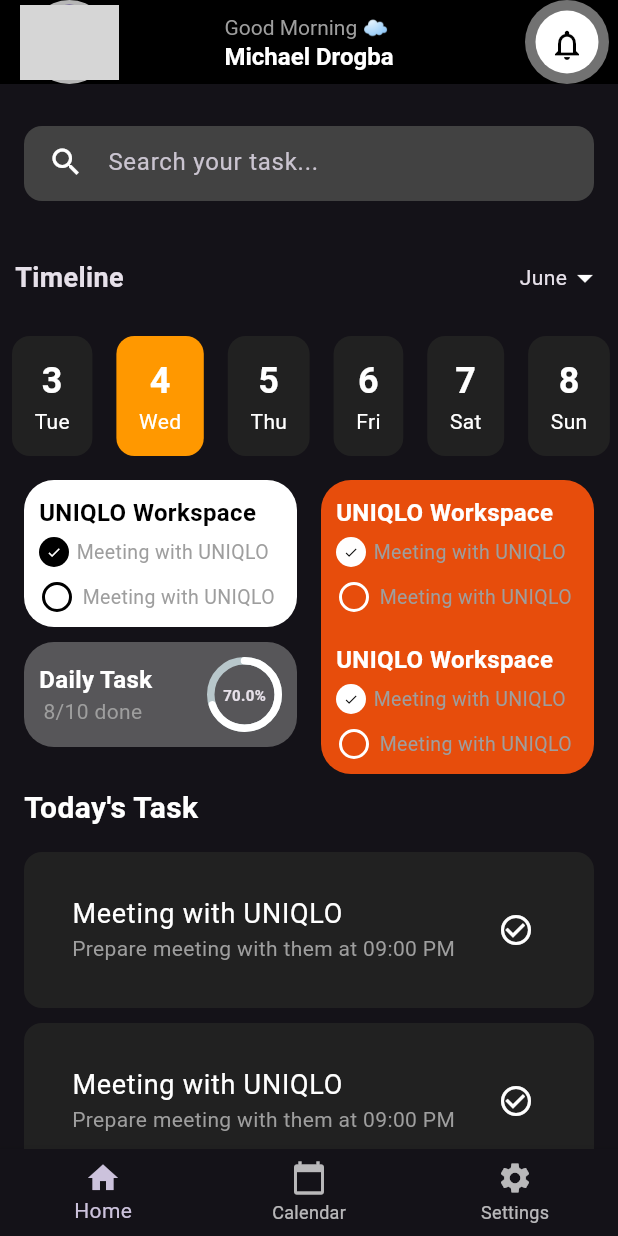
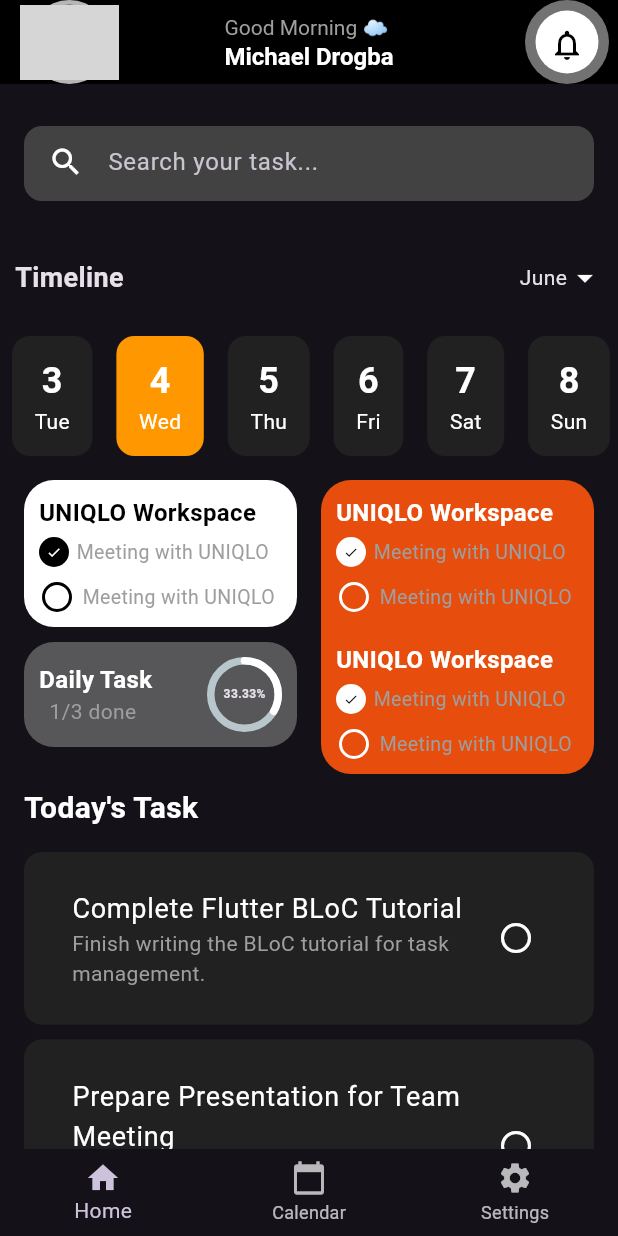
Before and after one commit to hirpha/Taskify, a Flutter app: the screen it shows after launch, on a phone screen of 412 x 824 dp. Run offline on Flutter 3.47's test engine with Material 3 defaults, Android fonts, the phone set to English and light mode, and no system bars; drawn by our look-alikes of percent_indicator; our stand-ins replace equatable, flutter_bloc; network calls fail; Roboto replaces fonts that are missing (GoogleFonts.poppins().fontFamily); grey boxes are pictures that could not be loaded.

Commit message:
task updated

```diff
--- a/lib/bloc/task_bloc.dart
+++ b/lib/bloc/task_bloc.dart
@@ -10,23 +10,28 @@ import 'task_state.dart';
 class TaskBloc extends Bloc<TaskEvent, TaskState> {
   /// {@macro task_bloc}
   ///
-  List<Task> _tasks = [];
+  List<Task> _tasks = [...sampleTasks];
   TaskBloc() : super(TaskInitial()) {
     on<LoadTasks>((event, emit) {
+      emit(TaskLoading());
       // Logic to load tasks could be here
       emit(TaskLoaded(_tasks)); // You might want to fetch tasks from a source
     });
 
     on<AddTask>((event, emit) {
+      emit(TaskLoading());
       _tasks.add(event.task);
       emit(TaskLoaded(_tasks));
     });
 
     on<UpdateTask>((event, emit) {
-      // final updatedTasks = state.map((task) {
-      //   return task.title == event.task.title ? event.task : task;
-      // }).toList();
-      // emit(updatedTasks);
+      emit(TaskLoading());
+      Task old =
+          _tasks.firstWhere((element) => element.title == event.task.title);
+      int index = _tasks.indexOf(old);
+      _tasks[index].status = event.task.status;
+
+      emit(TaskLoaded(_tasks));
     });
 
     on<DeleteTask>((event, emit) {
--- a/lib/model/task.dart
+++ b/lib/model/task.dart
@@ -4,7 +4,7 @@ class Task {
   final DateTime dueDate;
   final DateTime endDate;
   final String workspace;
-  final bool status;
+  bool status;
   final int order;
 
   Task({
@@ -17,3 +17,36 @@ class Task {
     required this.status,
   });
 }
+
+final List<Task> sampleTasks = [
+  Task(
+    title: "Complete Flutter BLoC Tutorial",
+    description: "Finish writing the BLoC tutorial for task management.",
+    dueDate:
+        DateTime(2024, 10, 10, 17, 0), // Due on October 10, 2024, at 5:00 PM
+    endDate: DateTime(2024, 10, 10, 18, 0), // Ends at 6:00 PM
+    workspace: "Work",
+    status: false, // Not completed
+    order: 1,
+  ),
+  Task(
+    title: "Prepare Presentation for Team Meeting",
+    description: "Create slides for the upcoming team meeting.",
+    dueDate:
+        DateTime(2024, 10, 15, 9, 0), // Due on October 15, 2024, at 9:00 AM
+    endDate: DateTime(2024, 10, 15, 10, 0), // Ends at 10:00 AM
+    workspace: "Work",
+    status: false, // Not completed
+    order: 2,
+  ),
+  Task(
+    title: "Grocery Shopping",
+    description: "Buy groceries for the week.",
+    dueDate:
+        DateTime(2024, 10, 7, 10, 0), // Due on October 7, 2024, at 10:00 AM
+    endDate: DateTime(2024, 10, 7, 11, 0), // Ends at 11:00 AM
+    workspace: "Personal",
+    status: true, // Completed
+    order: 3,
+  ),
+];
--- a/lib/screens/task_overview.dart
+++ b/lib/screens/task_overview.dart
@@ -1,11 +1,27 @@
 import 'package:flutter/material.dart';
+import 'package:flutter_bloc/flutter_bloc.dart';
+import 'package:task_manager/bloc/task_bloc.dart';
+import 'package:task_manager/bloc/task_state.dart';
 import 'package:task_manager/shared/app_bar.dart';
 
+import '../bloc/task_event.dart';
 import '../shared/task_category.dart';
 import '../shared/task_list.dart';
 import '../shared/task_timeline_widget.dart';
 
-class TaskOverviewScreen extends StatelessWidget {
+class TaskOverviewScreen extends StatefulWidget {
+  @override
+  State<TaskOverviewScreen> createState() => _TaskOverviewScreenState();
+}
+
+class _TaskOverviewScreenState extends State<TaskOverviewScreen> {
+  @override
+  void initState() {
+    // TODO: implement initState
+    super.initState();
+    BlocProvider.of<TaskBloc>(context).add(LoadTasks());
+  }
+
   @override
   Widget build(BuildContext context) {
     return Scaffold(
@@ -76,11 +92,24 @@ class TaskOverviewScreen extends StatelessWidget {
                         color: Colors.white),
                   ),
                   const SizedBox(height: 10),
-                  TaskListWidget(),
-                  TaskListWidget(),
-                  TaskListWidget(),
-                  TaskListWidget(),
-                  TaskListWidget(),
+
+                  BlocBuilder<TaskBloc, TaskState>(builder: (context, state) {
+                    if (state is TaskLoaded) {
+                      return Column(
+                        children: state.tasks
+                            .map((task) => TaskListWidget(
+                                  task: task,
+                                ))
+                            .toList(),
+                      );
+                    }
+                    return SizedBox();
+                  })
+                  // TaskListWidget(),
+                  // TaskListWidget(),
+                  // TaskListWidget(),
+                  // TaskListWidget(),
+                  // TaskListWidget(),
                 ],
               ),
             ),
--- a/lib/shared/task_category.dart
+++ b/lib/shared/task_category.dart
@@ -1,5 +1,8 @@
 import 'package:flutter/material.dart';
+import 'package:flutter_bloc/flutter_bloc.dart';
 import 'package:percent_indicator/percent_indicator.dart';
+import 'package:task_manager/bloc/task_bloc.dart';
+import 'package:task_manager/bloc/task_state.dart';
 
 class TaskCategoryWidget extends StatelessWidget {
   @override
@@ -95,7 +98,10 @@ class TaskCategoryWidget extends StatelessWidget {
                 const SizedBox(
                   height: 10,
                 ),
-                Container(
+                BlocBuilder<TaskBloc, TaskState>(
+                  builder: (context, state) {
+                    if (state is TaskLoaded) {
+                      return Container(
                         padding: const EdgeInsets.all(10),
                         decoration: BoxDecoration(
                             borderRadius: BorderRadius.circular(20),
@@ -104,7 +110,7 @@ class TaskCategoryWidget extends StatelessWidget {
                         child: Row(
                           mainAxisAlignment: MainAxisAlignment.spaceBetween,
                           children: [
-                      const Column(
+                            Column(
                               children: [
                                 Text(
                                   "Daily Task",
@@ -114,7 +120,7 @@ class TaskCategoryWidget extends StatelessWidget {
                                       fontWeight: FontWeight.bold),
                                 ),
                                 Text(
-                            "8/10 done ",
+                                  "${state.tasks.where((task) => task.status).toList().length}/${state.tasks.length} done ",
                                   style: TextStyle(color: Colors.grey),
                                 ),
                               ],
@@ -123,17 +129,25 @@ class TaskCategoryWidget extends StatelessWidget {
                               radius: 25.0,
                               lineWidth: 5.0,
                               animation: true,
-                        percent: 0.7,
-                        center: const Text(
-                          "70.0%",
+                              percent: state.tasks
+                                      .where((task) => task.status)
+                                      .toList()
+                                      .length /
+                                  state.tasks.length,
+                              center: Text(
+                                "${((state.tasks.where((task) => task.status).toList().length / state.tasks.length) * 100).toStringAsFixed(2)}%",
                                 style: TextStyle(
-                              fontWeight: FontWeight.bold, fontSize: 10.0),
+                                    fontWeight: FontWeight.bold, fontSize: 8.0),
                               ),
                               circularStrokeCap: CircularStrokeCap.round,
                               progressColor: Colors.white,
                             ),
                           ],
                         ),
+                      );
+                    }
+                    return SizedBox();
+                  },
                 ),
               ],
             ),
--- a/lib/shared/task_list.dart
+++ b/lib/shared/task_list.dart
@@ -1,6 +1,14 @@
 import 'package:flutter/material.dart';
+import 'package:flutter_bloc/flutter_bloc.dart';
+import 'package:task_manager/bloc/task_bloc.dart';
+import 'package:task_manager/model/task.dart';
+
+import '../bloc/task_event.dart';
 
 class TaskListWidget extends StatelessWidget {
+  final Task task;
+
+  TaskListWidget({required this.task});
   @override
   Widget build(BuildContext context) {
     return Container(
@@ -10,18 +18,29 @@ class TaskListWidget extends StatelessWidget {
         color: Colors.grey[900],
         borderRadius: BorderRadius.circular(12),
       ),
-      child: const Column(
+      child: Column(
         children: [
           ListTile(
             title: Text(
-              'Meeting with UNIQLO',
+              task.title,
               style: TextStyle(color: Colors.white, fontSize: 18),
             ),
             subtitle: Text(
-              'Prepare meeting with them at 09:00 PM',
+              task.description,
               style: TextStyle(color: Colors.grey),
             ),
-            trailing: Icon(Icons.check_circle_outline, color: Colors.white),
+            trailing: InkWell(
+              onTap: () {
+                // uppdateTask(task);
+                task.status = !task.status;
+                BlocProvider.of<TaskBloc>(context).add(UpdateTask(task));
+              },
+              child: Icon(
+                  task.status
+                      ? Icons.check_circle_outline
+                      : Icons.circle_outlined,
+                  color: Colors.white),
+            ),
           ),
           // Add more task items as needed
         ],
```
Lines whose indentation alone changed are shown as unchanged.
